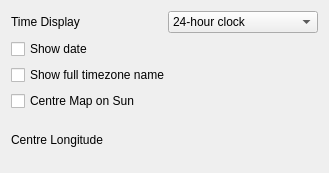
First picture: the form in src/plasmoid/worldclockConfig.ui, repository KDE/marble, before the edit.
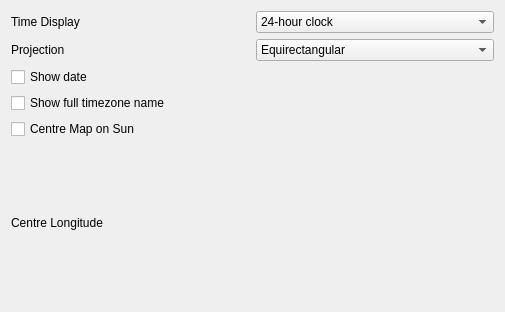
Second picture: the form after the edit. Custom widgets are drawn as their Qt base class.

Commit message: Add multiple projection support for the plasmoid

```diff
--- a/src/plasmoid/worldclockConfig.ui
+++ b/src/plasmoid/worldclockConfig.ui
@@ -8,8 +8,8 @@
    <rect>
     <x>0</x>
     <y>0</y>
-    <width>329</width>
-    <height>173</height>
+    <width>505</width>
+    <height>312</height>
    </rect>
   </property>
   <property name="sizePolicy" >
@@ -73,6 +73,31 @@
        </item>
       </layout>
      </item>
+     <item>
+      <layout class="QHBoxLayout" name="horizontalLayout_2" >
+       <item>
+        <widget class="QLabel" name="projectionLabel" >
+         <property name="text" >
+          <string>Projection</string>
+         </property>
+        </widget>
+       </item>
+       <item>
+        <widget class="QComboBox" name="projectionComboBox" >
+         <item>
+          <property name="text" >
+           <string>Equirectangular</string>
+          </property>
+         </item>
+         <item>
+          <property name="text" >
+           <string>Mercator</string>
+          </property>
+         </item>
+        </widget>
+       </item>
+      </layout>
+     </item>
      <item>
       <widget class="QCheckBox" name="showDateCheckBox" >
        <property name="toolTip" >
```
The commit also changes 2 other files.
